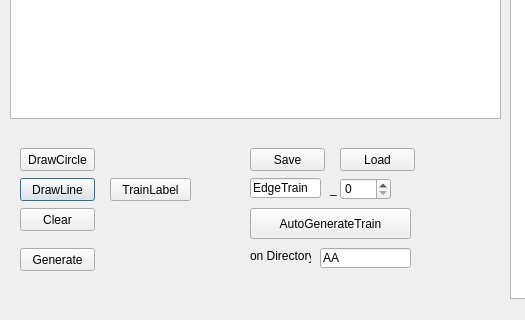
Old version of the form mainWin.ui in the repository alexjean/MakeData; both pictures show x 0 to 525 and y 522 to 842 of the 1243 by 842 pixel window.
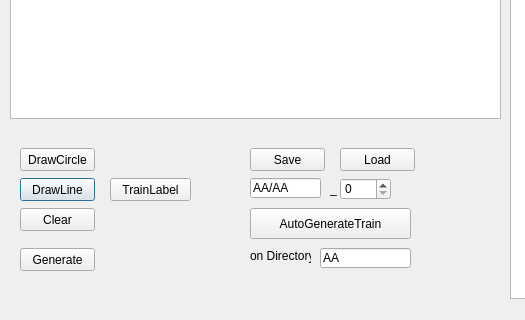
New version of the form.

What changed in the file:
```diff
--- a/mainWin.ui
+++ b/mainWin.ui
@@ -92,7 +92,7 @@
     </rect>
    </property>
    <property name="text">
-    <string>EdgeTrain</string>
+    <string>AA/AA</string>
    </property>
   </widget>
   <widget class="QSpinBox" name="sboxTrainFileName">
```
